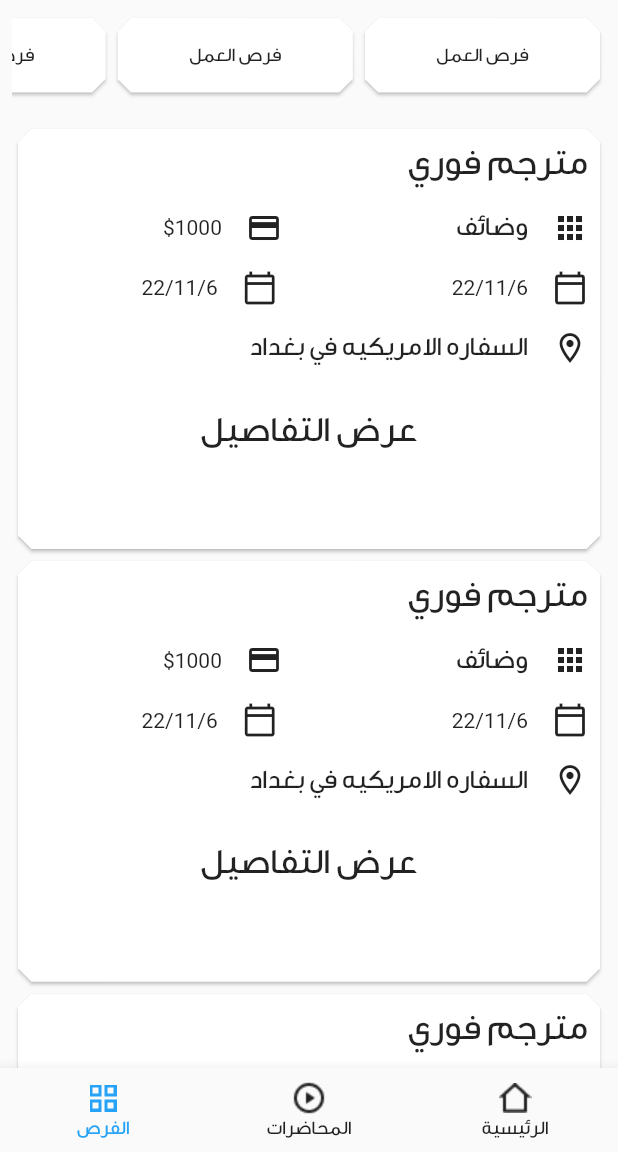
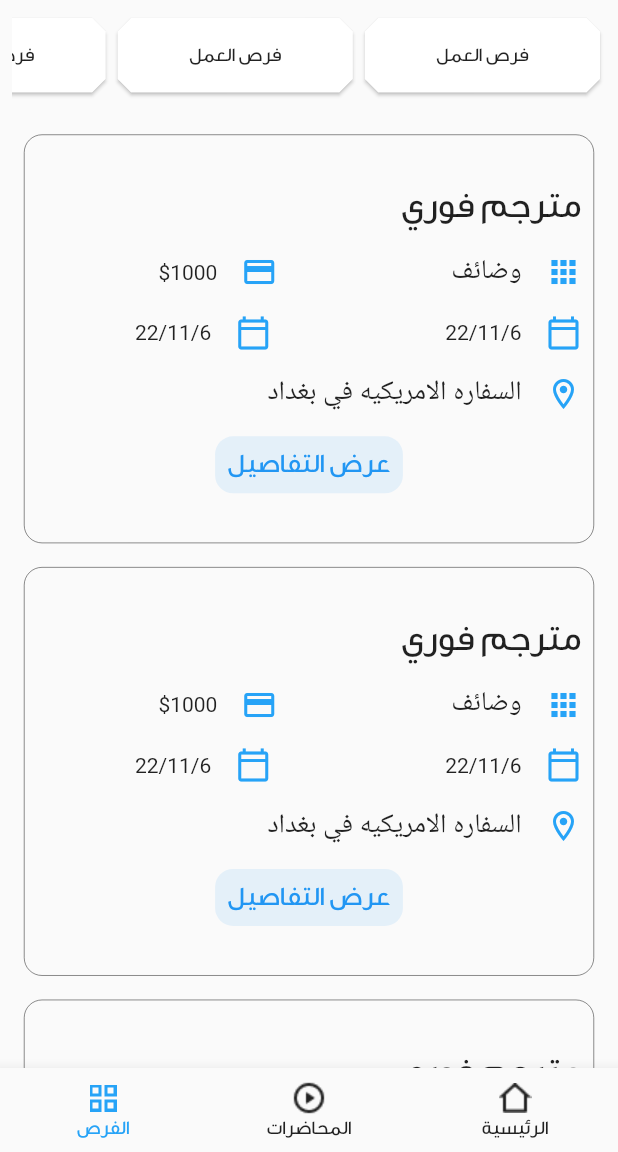
Before and after one commit to husseinkad/translation-dept.-app-, a Flutter app: the screen it shows after launch, item 3 of the bottom bar chosen, on a phone screen of 412 x 824 dp, the part 84-1236 px from its top. Run offline on Flutter 3.47's test engine with Material 2 defaults, Android fonts, the phone set to English and light mode, and no system bars; missing offline and left inert: flutter_share.

Commit message:
Page polish

```diff
--- a/lib/opportunities.dart
+++ b/lib/opportunities.dart
@@ -45,10 +45,13 @@ class _OpportunitiesState extends State<Opportunities> {
                   return SizedBox(
                       height: MediaQuery.of(context).size.height * 0.35,
                    //   width: MediaQuery.of(context).size.width * 0.1,
-                      child: Card(
-                        shape: BeveledRectangleBorder(borderRadius: BorderRadius.circular(9)),
+                      child: Padding(
+                        padding: const EdgeInsets.all(8.0),
+                        child: Container(
+                          decoration: BoxDecoration(borderRadius: BorderRadius.circular(12), border: Border.all(width: 0.3)),
                           child: Column(
                             crossAxisAlignment: CrossAxisAlignment.start,
+                            mainAxisAlignment: MainAxisAlignment.center,
                             children: [
                               const Padding(
                                 padding: EdgeInsets.all(8.0),
@@ -58,16 +61,16 @@ class _OpportunitiesState extends State<Opportunities> {
                                 children: const [
                                   Padding(
                                     padding: EdgeInsets.all(8.0),
-                                  child: Icon(Icons.apps),
+                                    child: Icon(Icons.apps, color: Color(0xFF26A3F7)),
                                   ),
                                   Padding(
                                     padding: EdgeInsets.all(8.0),
-                                  child: Text('وضائف', style: textStyleNormal,),
+                                    child: Text('وضائف', style: textStyleNormalNoFont,),
                                   ),
                                   SizedBox(width: 100,),
                                   Padding(
                                     padding: EdgeInsets.all(8.0),
-                                  child: Icon(Icons.credit_card),
+                                    child: Icon(Icons.credit_card, color: Color(0xFF26A3F7)),
                                   ),
                                   Padding(
                                     padding: EdgeInsets.all(8.0),
@@ -80,7 +83,7 @@ class _OpportunitiesState extends State<Opportunities> {
                                 children: const [
                                   Padding(
                                     padding: EdgeInsets.all(8.0),
-                                  child: Icon(Icons.calendar_today_outlined),
+                                    child: Icon(Icons.calendar_today_outlined, color: Color(0xFF26A3F7)),
                                   ),
                                   Padding(
                                     padding: EdgeInsets.all(8.0),
@@ -89,7 +92,7 @@ class _OpportunitiesState extends State<Opportunities> {
                                   SizedBox(width: 100,),
                                   Padding(
                                     padding: EdgeInsets.all(8.0),
-                                  child: Icon(Icons.calendar_today_outlined),
+                                    child: Icon(Icons.calendar_today_outlined, color: Color(0xFF26A3F7),),
                                   ),
                                   Padding(
                                     padding: EdgeInsets.all(8.0),
@@ -101,23 +104,29 @@ class _OpportunitiesState extends State<Opportunities> {
                                 children: const [
                                   Padding(
                                     padding: EdgeInsets.all(8.0),
-                                  child: Icon(Icons.location_on_outlined),
+                                    child: Icon(Icons.location_on_outlined, color: Color(0xFF26A3F7)),
                                   ),
                                   Padding(
                                     padding: EdgeInsets.all(8.0),
-                                  child: Text('السفاره الامريكيه في بغداد', style: textStyleNormal,),
+                                    child: Text('السفاره الامريكيه في بغداد', style: textStyleNormalNoFont,),
                                   ),
                                 ],
                               ),
 
-                            const Center(
+                              Center(
                                 child: Padding(
-                                padding: EdgeInsets.all(20.0),
-                                child: Text('عرض التفاصيل', style: textStyleBig,),
+                                  padding: const EdgeInsets.all(8.0),
+                                  child: Container(
+                                      decoration: BoxDecoration(borderRadius: BorderRadius.circular(12), color: Colors.blue.withOpacity(0.1)),
+                                      child: const Padding(
+                                        padding: EdgeInsets.all(8.0),
+                                        child: Text('عرض التفاصيل', style: textStyleLogo,),
+                                      )),
                                 ),
                               ),
 
                             ],
+                          ),
                         ),
                       ));
                 }
--- a/lib/utiles/styles.dart
+++ b/lib/utiles/styles.dart
@@ -5,6 +5,8 @@ const textStyleSmall = TextStyle(color: Colors.black87, fontFamily: 'dinar', fon
 
 const textStyleNormal = TextStyle(color: Colors.black87, fontFamily: 'dinar', fontSize: 18);
 
+const textStyleNormalNoFont = TextStyle(color: Colors.black87, fontSize: 18);
+
 const textStyleLogo = TextStyle(color: Colors.blue, fontFamily: 'dinar', fontSize: 18);
 
 const textStyleBiggerThanNormal = TextStyle(color: Colors.black87, fontFamily: 'dinar', fontSize: 22);
```
Lines whose indentation alone changed are shown as unchanged.
